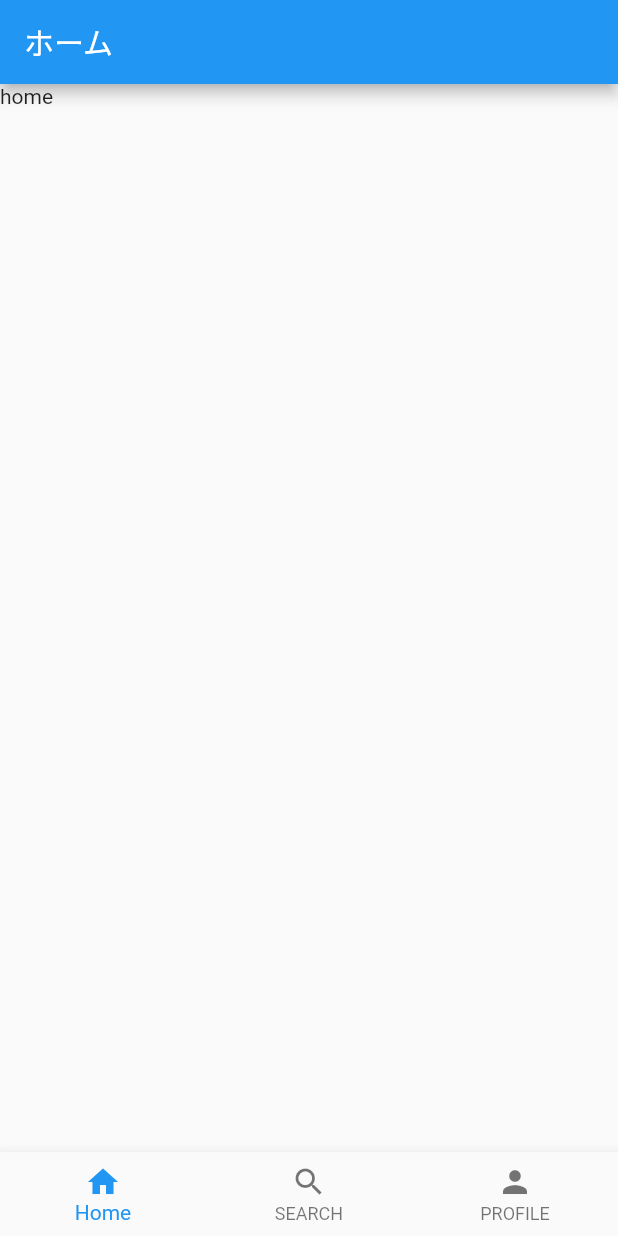
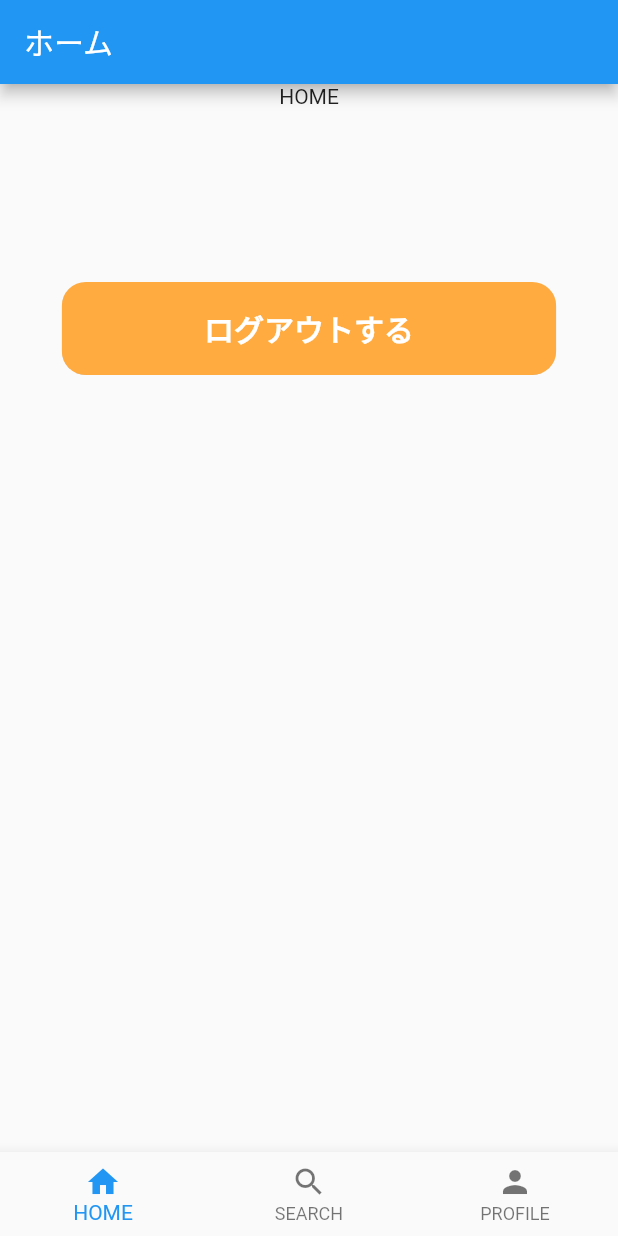
Before and after one commit to hidechy/flutter_udemy_firebase, a Flutter app: the MyHomePage screen opened directly, on a phone screen of 412 x 824 dp. Run offline on Flutter 3.47's test engine with Material 2 defaults, Android fonts, the phone set to English and light mode, and no system bars; our stand-ins replace cloud_firestore, firebase_auth, firebase_core, flutter_riverpod, freezed_annotation; accounts and stored records are empty.

Commit message:
create home screen

```diff
--- a/lib/constants/strings.dart
+++ b/lib/constants/strings.dart
@@ -16,6 +16,6 @@ const String homeTitle = 'ホーム';
 const String logoutText = 'ログアウトする';
 
 //
-const bottomNavText1 = 'Home';
+const bottomNavText1 = 'HOME';
 const bottomNavText2 = 'SEARCH';
 const bottomNavText3 = 'PROFILE';
--- a/lib/main.dart
+++ b/lib/main.dart
@@ -11,6 +11,10 @@ import 'firebase_options.dart';
 import 'models/bottom_nav_model.dart';
 import 'models/main_model.dart';
 import 'views/login_page.dart';
+
+import 'views/main/home_screen.dart';
+import 'views/main/profile_screen.dart';
+import 'views/main/search_screen.dart';
 
 void main() async {
   WidgetsFlutterBinding.ensureInitialized();
@@ -52,36 +56,14 @@ class MyHomePage extends ConsumerWidget {
           ? const Center(
               child: CircularProgressIndicator(),
             )
-          // : Column(
-          //     crossAxisAlignment: CrossAxisAlignment.start,
-          //     children: [
-          //       Text(mainModel.currentUserDoc['userName'].toString()),
-          //       const SizedBox(height: 100),
-          //       RoundedButton(
-          //         onPressed: () {
-          //           loginModel
-          //             ..email = ''
-          //             ..password = '';
-          //
-          //           mainModel.logout(context: context);
-          //
-          //           routes.toLoginPage(context: context);
-          //         },
-          //         withRate: 0.8,
-          //         color: Colors.orangeAccent,
-          //         text: logoutText,
-          //       ),
-          //     ],
-          //   ),
-
           : PageView(
               controller: bottomNavModel.pageController,
               onPageChanged: (index) =>
                   bottomNavModel.onPageChanged(index: index),
               children: const [
-                Text('home'),
-                Text('search'),
-                Text('profile'),
+                HomeScreen(),
+                SearchScreen(),
+                ProfileScreen(),
               ],
             ),
       bottomNavigationBar: BottomNav(
--- /dev/null
+++ b/lib/views/main/home_screen.dart
@@ -0,0 +1,40 @@
+import 'package:flutter/material.dart';
+import 'package:flutter_riverpod/flutter_riverpod.dart';
+
+import '../../components/rounded_button.dart';
+import '../../constants/routes.dart' as routes;
+import '../../constants/strings.dart';
+import '../../models/login_model.dart';
+import '../../models/main_model.dart';
+
+class HomeScreen extends ConsumerWidget {
+  const HomeScreen({super.key});
+
+  @override
+  Widget build(BuildContext context, WidgetRef ref) {
+    final mainModel = ref.watch(mainProvider);
+    final loginModel = ref.watch(loginProvider);
+
+    return Column(
+      children: [
+        const Text(bottomNavText1),
+        Text(mainModel.currentUserDoc['userName'].toString()),
+        const SizedBox(height: 100),
+        RoundedButton(
+          onPressed: () {
+            loginModel
+              ..email = ''
+              ..password = '';
+
+            mainModel.logout(context: context);
+
+            routes.toLoginPage(context: context);
+          },
+          withRate: 0.8,
+          color: Colors.orangeAccent,
+          text: logoutText,
+        ),
+      ],
+    );
+  }
+}
```
Also changed, not shown: lib/views/main/profile_screen.dart (added, +12 -0 lines), lib/views/main/search_screen.dart (added, +12 -0 lines).
